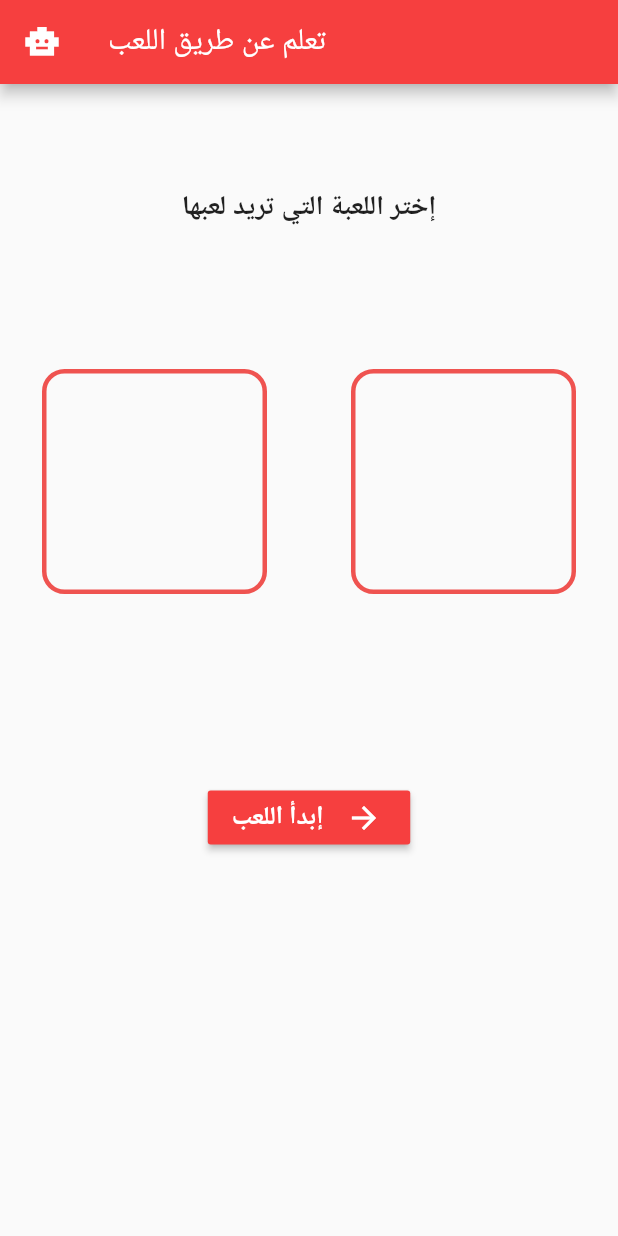
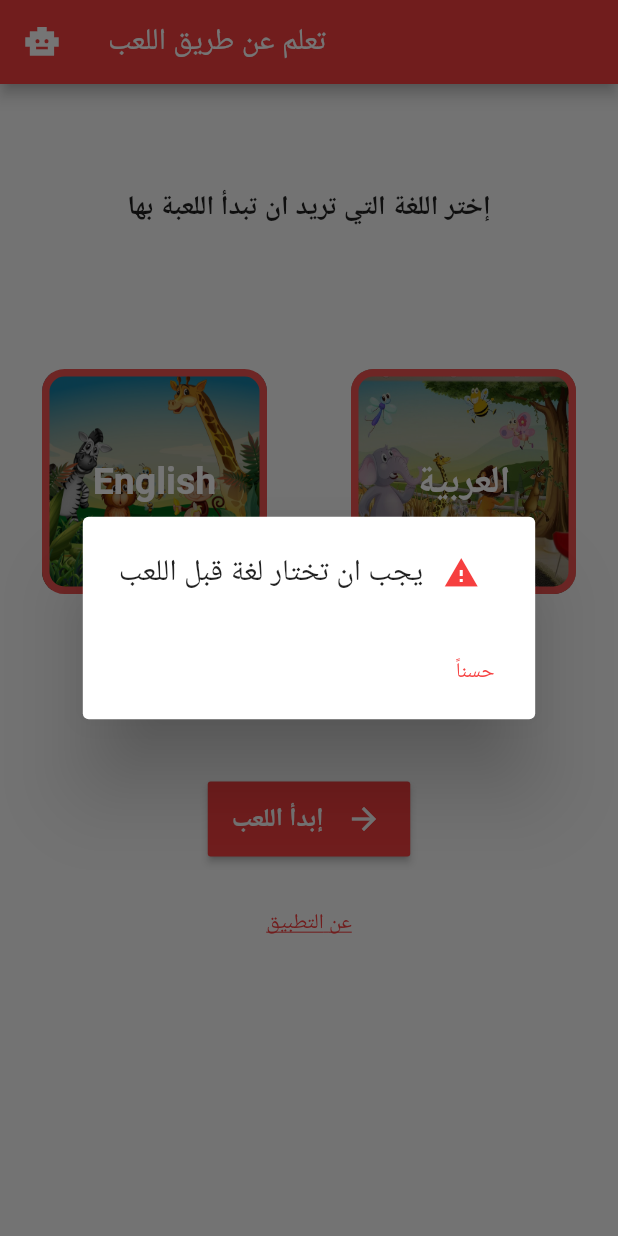
Before and after one commit to muradfarhat/Teach-App, a Flutter app: the screen it shows after launch, after a tap on "إبدأ اللعب", on a phone screen of 412 x 824 dp. Run offline on Flutter 3.47's test engine with Material 2 defaults, Android fonts, the light colour scheme and no system bars.

Commit message:
About and lion page

```diff
--- /dev/null
+++ b/lib/about.dart
@@ -0,0 +1,16 @@
+import 'package:flutter/material.dart';
+
+class about extends StatelessWidget {
+  const about({Key? key}) : super(key: key);
+
+  @override
+  Widget build(BuildContext context) {
+    Color basicColor = const Color.fromARGB(255, 246, 63, 63);
+    return Scaffold(
+      appBar: AppBar(
+        title: Text("عن التطبيق"),
+        backgroundColor: basicColor,
+      ),
+    );
+  }
+}
--- a/lib/firstPage.dart
+++ b/lib/firstPage.dart
@@ -1,4 +1,8 @@
+import 'package:flutter/cupertino.dart';
 import 'package:flutter/material.dart';
+import 'package:flutter/widgets.dart';
+import 'package:teachapp/about.dart';
+import 'package:teachapp/lion.dart';
 
 class firstPage extends StatefulWidget {
   firstPage({Key? key}) : super(key: key);
@@ -17,8 +21,11 @@ class _firstPageState extends State<firstPage> {
     return Scaffold(
       appBar: AppBar(
         backgroundColor: basicColor,
-        leading: Icon(Icons.smart_toy_sharp),
-        title: Text("تعلم عن طريق اللعب"),
+        leading: const Icon(Icons.smart_toy_sharp),
+        title: const Text(
+          "تعلم عن طريق اللعب",
+          textDirection: TextDirection.rtl,
+        ),
       ),
       body: SingleChildScrollView(
           child: Column(
@@ -28,7 +35,9 @@ class _firstPageState extends State<firstPage> {
             width: double.infinity,
             alignment: Alignment.center,
             child: const Text(
-              "إختر اللعبة التي تريد لعبها",
+              "إختر اللغة التي تريد ان تبدأ اللعبة بها",
+              textDirection: TextDirection.rtl,
+              textAlign: TextAlign.center,
               style: TextStyle(fontSize: 18, fontWeight: FontWeight.bold),
             ),
           ),
@@ -45,15 +54,31 @@ class _firstPageState extends State<firstPage> {
                       });
                     },
                     child: Container(
+                      alignment: Alignment.center,
                       decoration: BoxDecoration(
+                          image: DecorationImage(
+                              colorFilter: ColorFilter.mode(
+                                  Colors.black.withOpacity(0.3),
+                                  BlendMode.multiply),
+                              image: const AssetImage("images/anim2.jpg"),
+                              fit: BoxFit.contain),
                           border: Border.all(
                               color: selected == 1
                                   ? Colors.blue
                                   : Colors.red.shade400,
-                              width: 3),
-                          borderRadius: BorderRadius.all(Radius.circular(15))),
+                              width: 5),
+                          borderRadius:
+                              const BorderRadius.all(Radius.circular(15))),
                       width: 150,
                       height: 150,
+                      child: const Text(
+                        "English",
+                        style: TextStyle(
+                          fontSize: 25,
+                          fontWeight: FontWeight.bold,
+                          color: Colors.white,
+                        ),
+                      ),
                     )),
               )),
               Expanded(
@@ -67,32 +92,95 @@ class _firstPageState extends State<firstPage> {
                       });
                     },
                     child: Container(
+                      alignment: Alignment.center,
                       decoration: BoxDecoration(
+                          image: DecorationImage(
+                              colorFilter: ColorFilter.mode(
+                                  Colors.black.withOpacity(0.3),
+                                  BlendMode.multiply),
+                              image: const AssetImage("images/anim1.jpg"),
+                              fit: BoxFit.contain),
                           border: Border.all(
                               color: selected == 2
                                   ? Colors.blue
                                   : Colors.red.shade400,
-                              width: 3),
-                          borderRadius: BorderRadius.all(Radius.circular(15))),
+                              width: 5),
+                          borderRadius:
+                              const BorderRadius.all(Radius.circular(15))),
                       width: 150,
                       height: 150,
+                      child: const Text(
+                        "العربية",
+                        style: TextStyle(
+                          fontSize: 25,
+                          fontWeight: FontWeight.bold,
+                          color: Colors.white,
+                        ),
+                      ),
                     )),
               ))
             ],
           ),
           Container(
-            margin: const EdgeInsets.symmetric(vertical: 100),
+            margin: const EdgeInsets.only(top: 100, bottom: 20),
             width: 135,
             alignment: Alignment.center,
             //margin: const EdgeInsets.symmetric(vertical: 15, horizontal: 45),
             child: MaterialButton(
+              height: 50,
               color: basicColor,
-              onPressed: () {},
+              onPressed: () {
+                if (selected == 1) {
+                  Navigator.push(
+                    context,
+                    MaterialPageRoute(builder: (context) => lion("en")),
+                  );
+                } else if (selected == 2) {
+                  Navigator.push(
+                    context,
+                    MaterialPageRoute(builder: (context) => lion("ar")),
+                  );
+                } else {
+                  showDialog(
+                      context: context,
+                      builder: (context) {
+                        return AlertDialog(
+                          actions: [
+                            TextButton(
+                                onPressed: () {
+                                  Navigator.pop(context);
+                                },
+                                child: Text(
+                                  "حسناً",
+                                  textDirection: TextDirection.rtl,
+                                  style: TextStyle(color: basicColor),
+                                ))
+                          ],
+                          title: Row(
+                            children: [
+                              const Expanded(
+                                  flex: 4,
+                                  child: Text(
+                                    "يجب ان تختار لغة قبل اللعب",
+                                    textDirection: TextDirection.rtl,
+                                  )),
+                              Expanded(
+                                  child: Icon(
+                                Icons.warning,
+                                color: basicColor,
+                              )),
+                            ],
+                          ),
+                        );
+                      });
+                }
+              },
               child: Row(
                 children: [
                   Container(
                     margin: const EdgeInsets.only(right: 15),
                     child: const Text("إبدأ اللعب",
+                        textDirection: TextDirection.rtl,
                         style: TextStyle(
                           fontSize: 17,
                           fontWeight: FontWeight.bold,
@@ -106,6 +194,21 @@ class _firstPageState extends State<firstPage> {
                 ],
               ),
             ),
+          ),
+          Container(
+            child: TextButton(
+                onPressed: () {
+                  Navigator.push(
+                    context,
+                    MaterialPageRoute(builder: (context) => about()),
+                  );
+                },
+                child: Text(
+                  "عن التطبيق",
+                  textDirection: TextDirection.rtl,
+                  style: TextStyle(
+                      decoration: TextDecoration.underline, color: basicColor),
+                )),
           )
         ],
       )),
--- /dev/null
+++ b/lib/lion.dart
@@ -0,0 +1,24 @@
+import 'package:flutter/material.dart';
+
+class lion extends StatefulWidget {
+  String Ar_En;
+  lion(this.Ar_En, {Key? key}) : super(key: key);
+
+  @override
+  State<lion> createState() => _lionState();
+}
+
+class _lionState extends State<lion> {
+  Color basicColor = const Color.fromARGB(255, 246, 63, 63);
+  @override
+  Widget build(BuildContext context) {
+    return Scaffold(
+      appBar: AppBar(
+        backgroundColor: basicColor,
+        title: widget.Ar_En == "ar"
+            ? const Text("تعلم عن طريق اللعب")
+            : const Text("Learn by playing"),
+      ),
+    );
+  }
+}
--- a/pubspec.yaml
+++ b/pubspec.yaml
@@ -58,7 +58,8 @@ flutter:
   uses-material-design: true
 
   # To add assets to your application, add an assets section, like this:
-  # assets:
+  assets:
+     - images/
   #   - images/a_dot_burr.jpeg
   #   - images/a_dot_ham.jpeg
 
```
Also changed, not shown: images/anim1.jpg (added), images/anim2.jpg (added).
